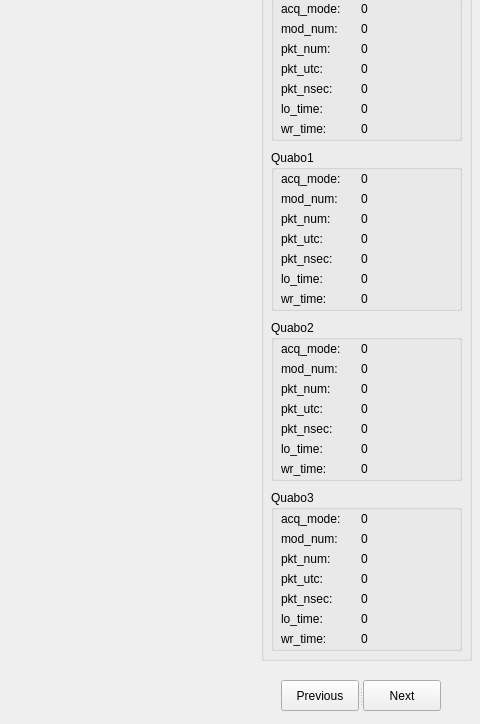
Above: qtviewer.ui from liuweiseu/PSDataViewer before the change; both pictures show x 429 to 909 and y 109 to 833 of the 909 by 833 pixel window. Below: the same form after it.
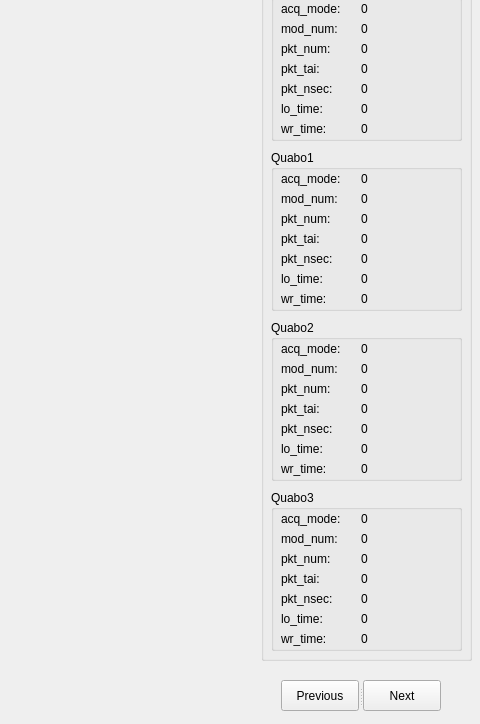
That is the form after the change. Icons and pictures are not drawn.

```diff
--- a/qtviewer.ui
+++ b/qtviewer.ui
@@ -161,7 +161,7 @@
        </rect>
       </property>
       <property name="text">
-       <string>pkt_utc:</string>
+       <string>pkt_tai:</string>
       </property>
      </widget>
      <widget class="QLabel" name="label_5">
@@ -356,7 +356,7 @@
        </rect>
       </property>
       <property name="text">
-       <string>pkt_utc:</string>
+       <string>pkt_tai:</string>
       </property>
      </widget>
      <widget class="QLabel" name="label_10">
@@ -551,7 +551,7 @@
        </rect>
       </property>
       <property name="text">
-       <string>pkt_utc:</string>
+       <string>pkt_tai:</string>
       </property>
      </widget>
      <widget class="QLabel" name="label_23">
@@ -746,7 +746,7 @@
        </rect>
       </property>
       <property name="text">
-       <string>pkt_utc:</string>
+       <string>pkt_tai:</string>
       </property>
      </widget>
      <widget class="QLabel" name="label_29">
```
Left out of the diff: 8 changed lines with no effect on the pictures.
